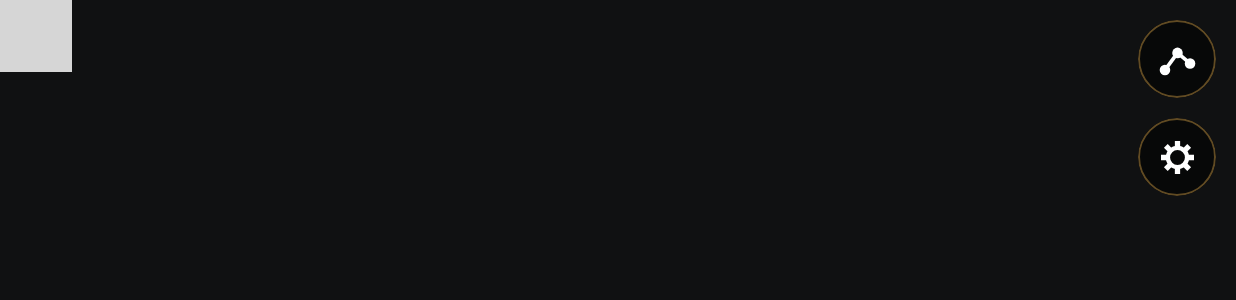
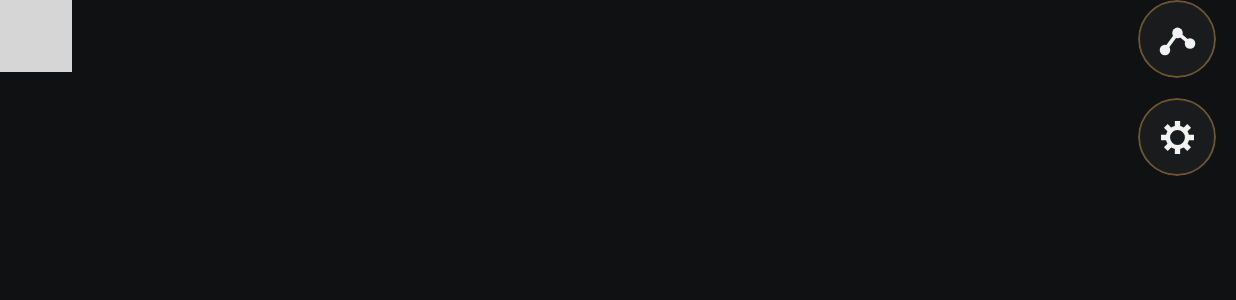
Before and after one commit to Fierdimo/secret_world_auto, an Android app built with Jetpack Compose: the screen it shows after launch (MainActivity), on a phone screen of 824 x 412 dp (held sideways). Shown: the top 300 px of the screen. Run offline under Robolectric (Android 15) with nearby library versions, the phone set to English and light mode, and no system bars; libraries missing offline, so code that uses them is left out: com.google.mediapipe.tasks, com.k2fsa.sherpa; network calls fail; pictures from the network do not load; 1 statement that could not run was skipped; grey boxes are pictures that could not be loaded.

Commit message:
Tema claro u oscuro en Ajustes, con el mapa a juego
- El mapa sigue al tema: de dia con el claro, de noche con el oscuro
- Tema elegible en Ajustes; de partida, el de cada sabor
- Paneles a todo el alto, desde la barra de estado
- Barra de iconos con los colores del tema y alineada con el panel
- Logo y atribucion de Mapbox abajo a la derecha, donde el panel no los tapa

```diff
--- a/app/src/main/kotlin/com/secretworld/auto/MainActivity.kt
+++ b/app/src/main/kotlin/com/secretworld/auto/MainActivity.kt
@@ -258,6 +258,16 @@ class MainActivity : ComponentActivity() {
     private val images = MutableStateFlow<Map<String, String>>(emptyMap())
     private val picturing = mutableSetOf<String>()
 
+    /** El tema elegido en Ajustes; si no se ha elegido, el del sabor. */
+    private fun darkTheme(): Boolean = settingsPrefs.getBoolean(DARK_THEME, resources.getBoolean(R.bool.dark_theme))
+
+    /** Cambia el tema: se guarda y la app se vuelve a abrir en él, como con el idioma. */
+    private fun setDarkTheme(dark: Boolean) {
+        if (dark == darkTheme()) return
+        settingsPrefs.edit().putBoolean(DARK_THEME, dark).apply()
+        recreate()
+    }
+
     /** Si ya se cerró el aviso de que el dispositivo no reconoce la voz. */
     private val voiceNoticeClosed by lazy { MutableStateFlow(settingsPrefs.getBoolean(VOICE_NOTICE_CLOSED, false)) }
 
@@ -524,9 +534,10 @@ class MainActivity : ComponentActivity() {
         }
         // De borde a borde: el mapa llega hasta el filo de la pantalla. Cualquier
         // franja del sistema que quede encima la dibuja el vehículo, no nosotros.
-        // El tono lo decide el sabor, no el sistema: los iconos de las barras
-        // tienen que seguirlo o quedan claros sobre fondo claro.
-        val dark = resources.getBoolean(R.bool.dark_theme)
+        // El tono lo elige quien usa la app en Ajustes —de partida, el del sabor—,
+        // no el sistema: los iconos de las barras tienen que seguirlo o quedan
+        // claros sobre fondo claro.
+        val dark = darkTheme()
         val bars = if (dark) {
             SystemBarStyle.dark(android.graphics.Color.TRANSPARENT)
         } else {
@@ -1235,7 +1246,8 @@ class MainActivity : ComponentActivity() {
                             modifier = Modifier
                                 .align(Alignment.TopEnd)
                                 .panelInsetsPadding()
-                                .padding(CarTheme.dimens.spaceS),
+                                // Arriba a la altura del panel de la izquierda.
+                                .padding(end = CarTheme.dimens.spaceS),
                         )
                     }
 
@@ -1360,6 +1372,8 @@ class MainActivity : ComponentActivity() {
                 radii = RADII_KM,
                 radiusKm = homeRadiusKm.collectAsState().value,
                 onRadius = ::setRadius,
+                darkTheme = darkTheme(),
+                onDarkTheme = ::setDarkTheme,
                 onRemoveVoice = { },
                 onClose = { onPanel(Panel.Home) },
                 testingStatus = "${stringResource(if (mode == DrivingMode.PARKED) R.string.mode_parked else R.string.mode_driving)} · %.0f km/h"
@@ -2870,6 +2884,8 @@ class MainActivity : ComponentActivity() {
     }
 
     private companion object {
+        /** En Ajustes: el tema elegido, claro u oscuro. */
+        const val DARK_THEME = "dark_theme"
         /** En Ajustes: si se cerró el aviso de que no hay reconocimiento de voz. */
         const val VOICE_NOTICE_CLOSED = "voice_notice_closed"
         /** Cuánto se queda en pantalla una respuesta del asistente. */
--- a/feature/discover/src/main/kotlin/com/secretworld/auto/feature/discover/AssistantScreen.kt
+++ b/feature/discover/src/main/kotlin/com/secretworld/auto/feature/discover/AssistantScreen.kt
@@ -802,7 +802,8 @@ fun androidx.compose.foundation.layout.BoxScope.ItineraryOverlay(
             .fillMaxHeight()
             .fillMaxWidth(OVERLAY_SHARE)
             .panelInsetsPadding()
-            .padding(d.spaceM)
+            // Del borde de la barra de estado a casi el de la pantalla: todo el alto.
+            .padding(start = d.spaceM, end = d.spaceM, bottom = d.spaceXs)
             .clip(RoundedCornerShape(d.cardCorner))
             .background(glass)
             .border(1.dp, MaterialTheme.colorScheme.primary.copy(alpha = 0.35f), RoundedCornerShape(d.cardCorner))
@@ -843,7 +844,7 @@ fun androidx.compose.foundation.layout.BoxScope.ItineraryOverlay(
             }
         }
     }
-    Box(Modifier.align(Alignment.TopEnd).panelInsetsPadding().padding(d.spaceM)) {
+    Box(Modifier.align(Alignment.TopEnd).panelInsetsPadding().padding(end = d.spaceM)) {
         CarSecondaryButton(label = stringResource(R.string.close_view), onClick = onClose, compact = true)
     }
 
--- a/feature/discover/src/main/kotlin/com/secretworld/auto/feature/discover/HomeOverlay.kt
+++ b/feature/discover/src/main/kotlin/com/secretworld/auto/feature/discover/HomeOverlay.kt
@@ -107,7 +107,8 @@ fun BoxScope.HomeOverlay(
             .fillMaxHeight()
             .fillMaxWidth(PANEL_SHARE)
             .panelInsetsPadding()
-            .padding(d.spaceM)
+            // Del borde de la barra de estado a casi el de la pantalla: todo el alto.
+            .padding(start = d.spaceM, end = d.spaceM, bottom = d.spaceXs)
             .clip(shape)
             .background(glass)
             .border(1.dp, accent.copy(alpha = 0.35f), shape)
--- a/feature/discover/src/main/kotlin/com/secretworld/auto/feature/discover/ItineraryLibraryView.kt
+++ b/feature/discover/src/main/kotlin/com/secretworld/auto/feature/discover/ItineraryLibraryView.kt
@@ -102,7 +102,8 @@ fun BoxScope.ItineraryLibraryOverlay(
             .fillMaxHeight()
             .fillMaxWidth(PANEL_SHARE)
             .panelInsetsPadding()
-            .padding(d.spaceM)
+            // Del borde de la barra de estado a casi el de la pantalla: todo el alto.
+            .padding(start = d.spaceM, end = d.spaceM, bottom = d.spaceXs)
             .clip(shape)
             .background(glass)
             .border(1.dp, accent.copy(alpha = 0.35f), shape)
@@ -152,7 +153,7 @@ fun BoxScope.ItineraryLibraryOverlay(
             }
         }
     }
-    Box(Modifier.align(Alignment.TopEnd).panelInsetsPadding().padding(d.spaceM)) {
+    Box(Modifier.align(Alignment.TopEnd).panelInsetsPadding().padding(end = d.spaceM)) {
         CarSecondaryButton(label = stringResource(R.string.close_view), onClick = onClose, compact = true)
     }
 }
--- a/feature/discover/src/main/kotlin/com/secretworld/auto/feature/discover/MenuRail.kt
+++ b/feature/discover/src/main/kotlin/com/secretworld/auto/feature/discover/MenuRail.kt
@@ -109,7 +109,8 @@ private fun MenuButton(entry: MenuEntry, expanded: Boolean, onClick: () -> Unit)
         Modifier
             .pressable(interaction)
             .clip(shape)
-            .background(if (expanded) accent else Color.Black.copy(alpha = 0.55f))
+            // Del color de los paneles: oscuro con el tema oscuro, claro con el claro.
+            .background(if (expanded) accent else MaterialTheme.colorScheme.surface.copy(alpha = 0.84f))
             .border(1.dp, accent.copy(alpha = if (expanded) 1f else 0.4f), shape)
             .clickable(interactionSource = interaction, indication = LocalIndication.current, onClick = onClick)
             .padding(start = if (expanded) d.spaceM else 0.dp),
@@ -129,7 +130,7 @@ private fun MenuButton(entry: MenuEntry, expanded: Boolean, onClick: () -> Unit)
             )
         }
         Box(Modifier.size(SIZE).clip(CircleShape), contentAlignment = Alignment.Center) {
-            GlyphIcon(entry.icon.glyph, if (expanded) MaterialTheme.colorScheme.onPrimary else Color.White, SIZE * 0.42f)
+            GlyphIcon(entry.icon.glyph, if (expanded) MaterialTheme.colorScheme.onPrimary else MaterialTheme.colorScheme.onSurface, SIZE * 0.42f)
         }
     }
 }
--- a/feature/parked/src/main/res/values/strings.xml
+++ b/feature/parked/src/main/res/values/strings.xml
@@ -21,5 +21,8 @@
     <string name="listen_minutes">%1$d min to listen</string>
     <string name="testing">Testing</string>
     <string name="action_radius">Action radius</string>
+    <string name="theme">Theme</string>
+    <string name="theme_light">Light</string>
+    <string name="theme_dark">Dark</string>
     <string name="radius_km">%1$d km</string>
 </resources>
```
Also changed, not shown: feature/parked/src/main/kotlin/com/secretworld/auto/feature/parked/SettingsPanel.kt (+19 -0 lines), 3 other files.
